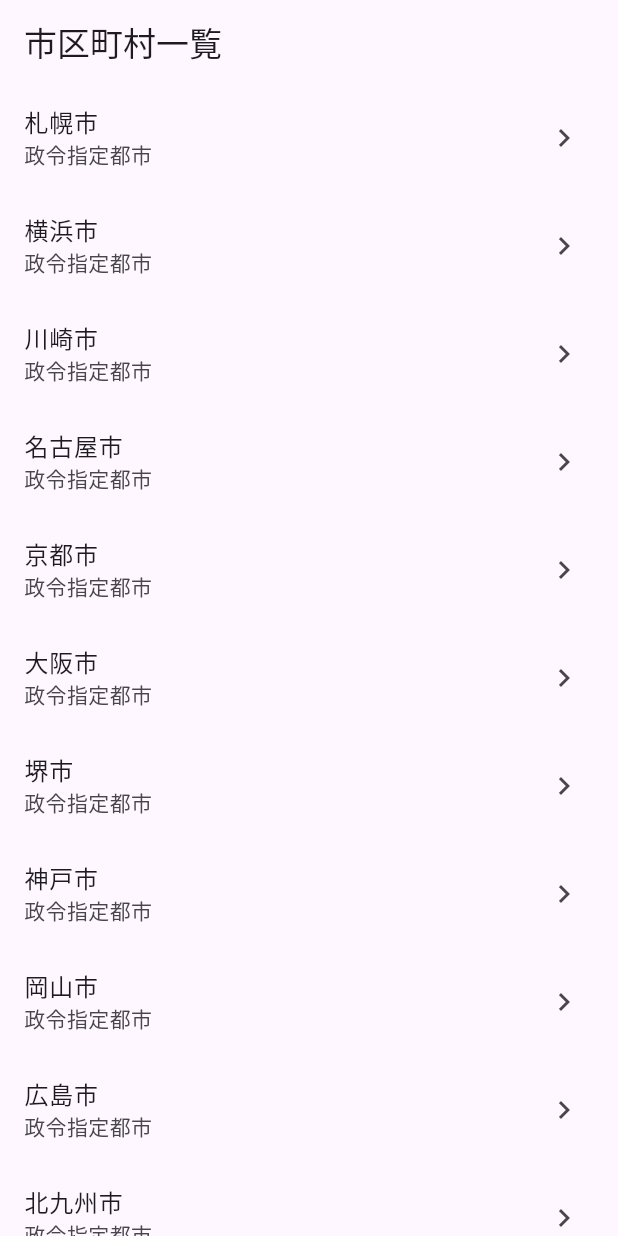
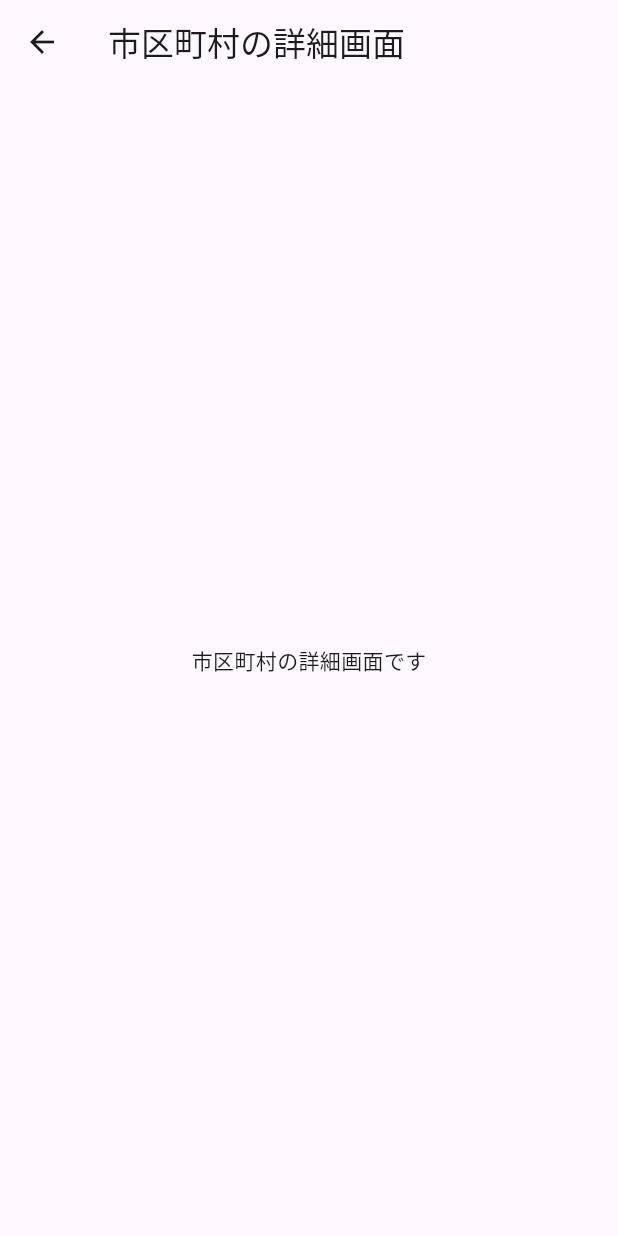
Before and after one commit to T4K4Q/resas_basic_app, a Flutter app: the screen it shows after launch, after a tap on "札幌市", on a phone screen of 412 x 824 dp. Run offline on Flutter 3.47's test engine with Material 3 defaults, Android fonts, the phone set to English and light mode, and no system bars.

Commit message:
detail_page

```diff
--- /dev/null
+++ b/lib/city/detail_page.dart
@@ -0,0 +1,17 @@
+import 'package:flutter/material.dart';
+
+class CityDetailPage extends StatelessWidget {
+  const CityDetailPage({super.key});
+
+  @override
+  Widget build(BuildContext context) {
+    return Scaffold(
+      appBar: AppBar(
+        title: const Text('市区町村の詳細画面'),
+      ),
+      body: const Center(
+        child: Text('市区町村の詳細画面です'),
+      ),
+    );
+  }
+}
--- a/lib/city/list_page.dart
+++ b/lib/city/list_page.dart
@@ -1,4 +1,5 @@
 import 'package:flutter/material.dart';
+import 'package:resas_basic_app/city/detail_page.dart';
 
 class CityListPage extends StatelessWidget {
   const CityListPage({super.key});
@@ -35,6 +36,11 @@ class CityListPage extends StatelessWidget {
               trailing: const Icon(Icons.navigate_next),
               onTap: () {
                 // TODO: 詳細画面に遷移する
+                Navigator.of(context).push<void>(
+                  MaterialPageRoute(
+                    builder: (context) => const CityDetailPage(),
+                  ),
+                );
               },
             ),
         ],
```
